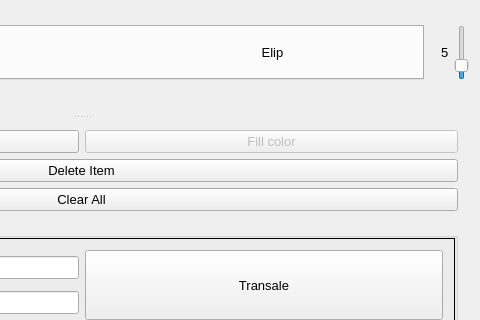
Before: the Qt Designer form window.ui in giahuyng98/computer-graphics, drawn with Qt 5; both pictures show x 778 to 1258 and y 0 to 320 of the 1258 by 652 pixel window.
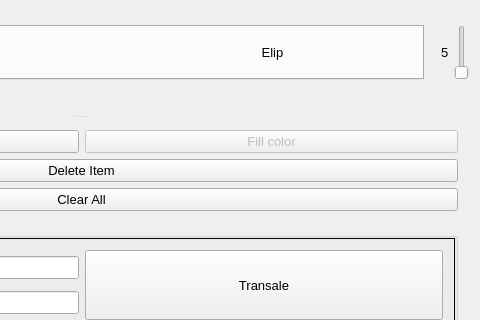
After: the same form once the commit is applied.

What changed in the file:
```diff
--- a/window.ui
+++ b/window.ui
@@ -349,15 +349,24 @@
             </size>
            </property>
            <property name="minimum">
-            <number>2</number>
+            <number>1</number>
            </property>
            <property name="maximum">
-            <number>20</number>
+            <number>4</number>
+           </property>
+           <property name="singleStep">
+            <number>1</number>
            </property>
            <property name="pageStep">
-            <number>2</number>
+            <number>1</number>
            </property>
            <property name="value">
+            <number>1</number>
+           </property>
+           <property name="orientation">
+            <enum>Qt::Vertical</enum>
+           </property>
+           <property name="tickInterval">
             <number>5</number>
            </property>
            <property name="orientation">
```
Left out of the diff: 5 changed lines with no effect on the pictures.
